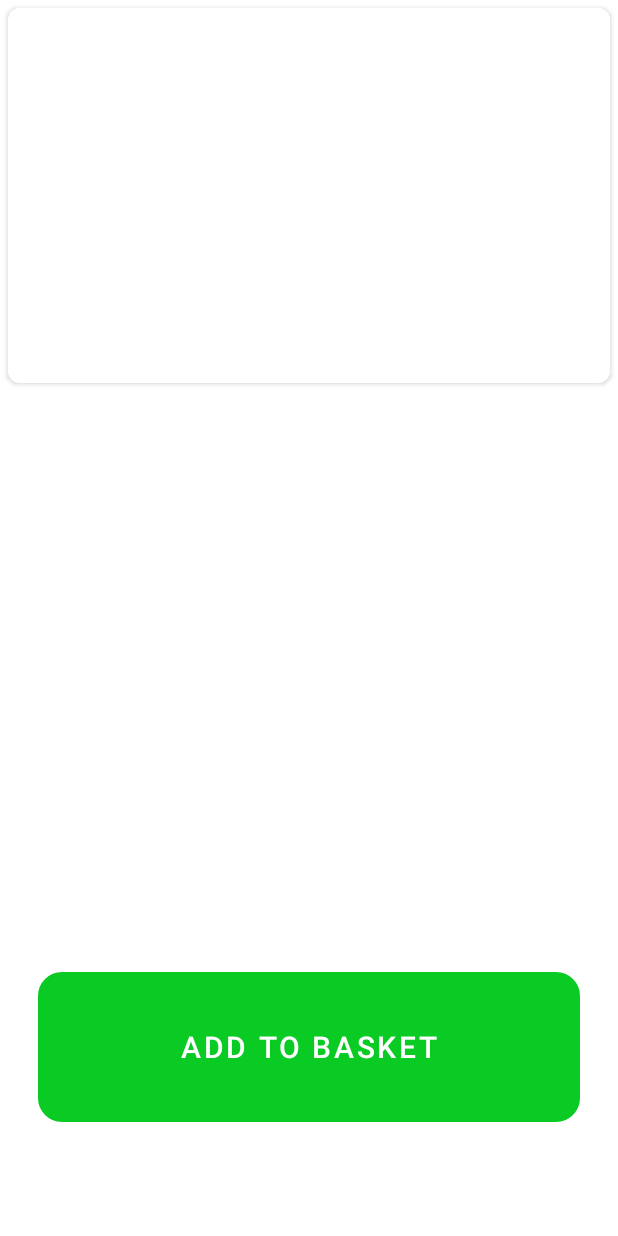
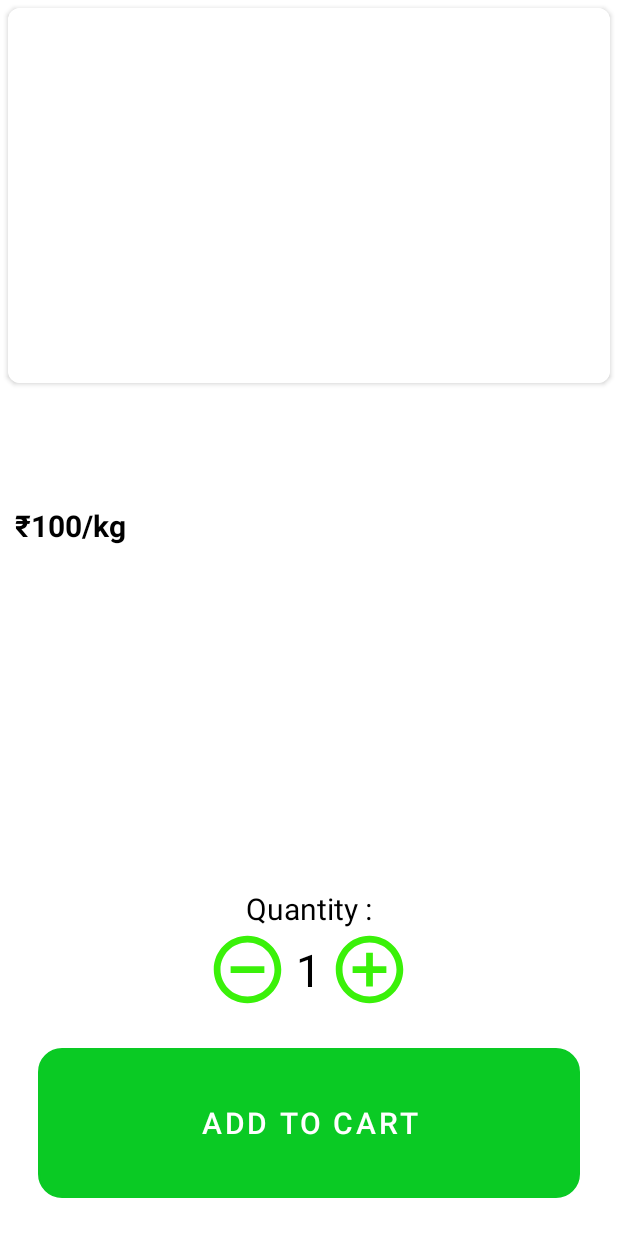
Before and after one commit to vraj129/Grocery-app, an Android app: the GrainDetails screen opened directly, with no data from a screen before it, on a phone screen of 412 x 824 dp. Run offline under Robolectric (Android 15) with nearby library versions, the light colour scheme and no system bars; our stand-ins replace Firebase (no records; nobody signed in at launch, a user with empty details on screens opened directly); 1 statement that could not run was skipped.

Commit message:
Cart Functionality

```diff
--- a/app/src/main/java/com/example/grocery/GrainDetails.java
+++ b/app/src/main/java/com/example/grocery/GrainDetails.java
@@ -1,24 +1,105 @@
 package com.example.grocery;
 
+import androidx.annotation.NonNull;
 import androidx.appcompat.app.AppCompatActivity;
 
 import android.os.Bundle;
+import android.view.View;
+import android.widget.Button;
 import android.widget.ImageView;
 import android.widget.TextView;
+import android.widget.Toast;
+
+import com.google.android.gms.tasks.OnCompleteListener;
+import com.google.android.gms.tasks.Task;
+import com.google.firebase.auth.FirebaseAuth;
+import com.google.firebase.firestore.DocumentReference;
+import com.google.firebase.firestore.FirebaseFirestore;
+
+import java.text.SimpleDateFormat;
+import java.util.Calendar;
+import java.util.HashMap;
 
 public class GrainDetails extends AppCompatActivity {
-    ImageView imageView;
-    TextView textView;
+    int quantity = 1;
+
+    ImageView imageView,additem,removeitem;
+    TextView textView,quantity_no;
+    Button addtocart;
+    FirebaseFirestore firestore;
+    FirebaseAuth auth;
     @Override
     protected void onCreate(Bundle savedInstanceState) {
         super.onCreate(savedInstanceState);
         getSupportActionBar().hide();
         setContentView(R.layout.activity_grain_details);
+        firestore = FirebaseFirestore.getInstance();
+        auth = FirebaseAuth.getInstance();
         imageView = findViewById(R.id.grain_image);
         textView = findViewById(R.id.grain_name);
         String name = getIntent().getStringExtra("name");
         String id = getIntent().getStringExtra("image");
         textView.setText(name);
         imageView.setImageResource(Integer.parseInt(id));
+        additem = findViewById(R.id.additem);
+        removeitem = findViewById(R.id.removeitem);
+        quantity_no = findViewById(R.id.quantity);
+        addtocart = findViewById(R.id.addtocartbtn);
+        //quantity = Integer.parseInt(String.valueOf(quantity_no.getText()));
+        removeitem.setOnClickListener(new View.OnClickListener() {
+            @Override
+            public void onClick(View view) {
+                if(quantity>1)
+                {
+                    quantity--;
+                    quantity_no.setText(String.valueOf(quantity));
+                }
+            }
+        });
+        additem.setOnClickListener(new View.OnClickListener() {
+            @Override
+            public void onClick(View view) {
+                if(quantity<10)
+                {
+                    quantity++;
+                    quantity_no.setText(String.valueOf(quantity));
+                }
+            }
+        });
+
+        addtocart.setOnClickListener(new View.OnClickListener() {
+            @Override
+            public void onClick(View view) {
+                addedtoCart();
+            }
+        });
      }
+
+    private void addedtoCart() {
+        String saveCurrentDate,saveCurrentTime;
+        Calendar calendar = Calendar.getInstance();
+        SimpleDateFormat currentDate = new SimpleDateFormat("MM,dd, yyyy");
+        saveCurrentDate = currentDate.format(calendar.getTime());
+
+        SimpleDateFormat currentTime = new SimpleDateFormat("HH:mm:ss");
+        saveCurrentTime = currentTime.format(calendar.getTime());
+        int totalprice = 100 * quantity;
+        final HashMap<String,Object> cartMap = new HashMap<>();
+        cartMap.put("productName",textView.getText().toString());
+        cartMap.put("productPrice","100");
+        cartMap.put("currentDate",saveCurrentDate);
+        cartMap.put("currentTime",saveCurrentTime);
+        cartMap.put("totalQuantity",String.valueOf(quantity));
+        cartMap.put("totalPrice",String.valueOf(totalprice));
+
+        firestore.collection("AddToCart").document(auth.getCurrentUser().getUid())
+                .collection("currentUser").add(cartMap).addOnCompleteListener(new OnCompleteListener<DocumentReference>() {
+            @Override
+            public void onComplete(@NonNull Task<DocumentReference> task) {
+                Toast.makeText(GrainDetails.this,"Added To Cart",Toast.LENGTH_SHORT).show();
+                finish();
+            }
+        });
+
+    }
 }
--- /dev/null
+++ b/app/src/main/res/drawable/ic_baseline_add_circle_outline_24.xml
@@ -0,0 +1,5 @@
+<vector android:height="24dp" android:tint="#3AF109"
+    android:viewportHeight="24" android:viewportWidth="24"
+    android:width="24dp" xmlns:android="http://schemas.android.com/apk/res/android">
+    <path android:fillColor="@android:color/white" android:pathData="M13,7h-2v4L7,11v2h4v4h2v-4h4v-2h-4L13,7zM12,2C6.48,2 2,6.48 2,12s4.48,10 10,10 10,-4.48 10,-10S17.52,2 12,2zM12,20c-4.41,0 -8,-3.59 -8,-8s3.59,-8 8,-8 8,3.59 8,8 -3.59,8 -8,8z"/>
+</vector>
--- /dev/null
+++ b/app/src/main/res/drawable/ic_baseline_remove_circle_outline_24.xml
@@ -0,0 +1,5 @@
+<vector android:height="24dp" android:tint="#3AF109"
+    android:viewportHeight="24" android:viewportWidth="24"
+    android:width="24dp" xmlns:android="http://schemas.android.com/apk/res/android">
+    <path android:fillColor="@android:color/white" android:pathData="M7,11v2h10v-2L7,11zM12,2C6.48,2 2,6.48 2,12s4.48,10 10,10 10,-4.48 10,-10S17.52,2 12,2zM12,20c-4.41,0 -8,-3.59 -8,-8s3.59,-8 8,-8 8,3.59 8,8 -3.59,8 -8,8z"/>
+</vector>
--- a/app/src/main/res/layout/activity_grain_details.xml
+++ b/app/src/main/res/layout/activity_grain_details.xml
@@ -31,17 +31,61 @@
         android:layout_width="wrap_content"
         android:layout_height="wrap_content"
         android:id="@+id/grain_name"/>
+    <TextView
+        android:layout_width="wrap_content"
+        android:layout_height="wrap_content"
+        android:text="₹100/kg"
+        android:textSize="20sp"
+        android:textStyle="bold"
+        android:layout_marginLeft="10dp"
+        android:layout_marginTop="10dp"
+        android:textColor="@color/black"
+        />
 
     <LinearLayout
         android:layout_width="match_parent"
         android:layout_height="match_parent"
+        android:orientation="vertical"
         android:gravity="center|bottom">
+        <TextView
+            android:layout_width="wrap_content"
+            android:layout_height="wrap_content"
+            android:text="Quantity :"
+            android:textColor="@color/black"
+            android:textSize="20sp"
+            android:layout_gravity="center_horizontal"/>
+        <LinearLayout
+            android:layout_width="wrap_content"
+            android:layout_height="wrap_content"
+            android:orientation="horizontal">
+        <ImageView
+            android:layout_width="54dp"
+            android:layout_height="54dp"
+            android:id="@+id/removeitem"
+            android:src="@drawable/ic_baseline_remove_circle_outline_24"/>
+            <TextView
+                android:layout_width="wrap_content"
+                android:layout_height="wrap_content"
+                android:id="@+id/quantity"
+                android:text="1"
+                android:layout_marginLeft="5dp"
+                android:textSize="30sp"
+                android:textColor="@color/black"
+                android:layout_gravity="center_vertical"/>
+            <ImageView
+                android:layout_width="54dp"
+                android:layout_height="54dp"
+                android:layout_marginLeft="5dp"
+                android:id="@+id/additem"
+                android:src="@drawable/ic_baseline_add_circle_outline_24"/>
+        </LinearLayout>
         <Button
+            android:id="@+id/addtocartbtn"
             android:layout_width="match_parent"
             android:layout_height="100dp"
             android:layout_margin="25dp"
             android:background="@drawable/search_bar"
-            android:text="Add To Basket"
+            android:text="Add To Cart"
             android:textSize="20dp" />
     </LinearLayout>
 
--- a/app/src/main/res/layout/activity_main.xml
+++ b/app/src/main/res/layout/activity_main.xml
@@ -30,10 +30,11 @@
                 android:layout_width="wrap_content"
                 android:layout_height="wrap_content"
                 android:layout_alignParentEnd="true"
+                android:id="@+id/cart"
                 android:layout_alignParentRight="true"
-                android:src="@drawable/ic_baseline_shopping_cart_24"
                 android:layout_marginEnd="4dp"
-                android:layout_marginRight="4dp" />
+                android:layout_marginRight="4dp"
+                android:src="@drawable/ic_baseline_shopping_cart_24" />
         </RelativeLayout>
         <LinearLayout
             android:layout_width="wrap_content"
```
Also changed, not shown: app/src/main/AndroidManifest.xml (+8 -6 lines), app/src/main/java/com/example/grocery/CartActivity.java (added, +14 -0 lines), app/src/main/java/com/example/grocery/MainActivity.java (+14 -2 lines), app/src/main/java/com/example/grocery/exclusive_adapter.java (+18 -1 lines), app/src/main/res/layout/activity_cart.xml (added, +35 -0 lines), app/src/main/res/layout/recylerview.xml (+3 -6 lines), app/src/main/res/drawable/addtocartimg.png (added).
